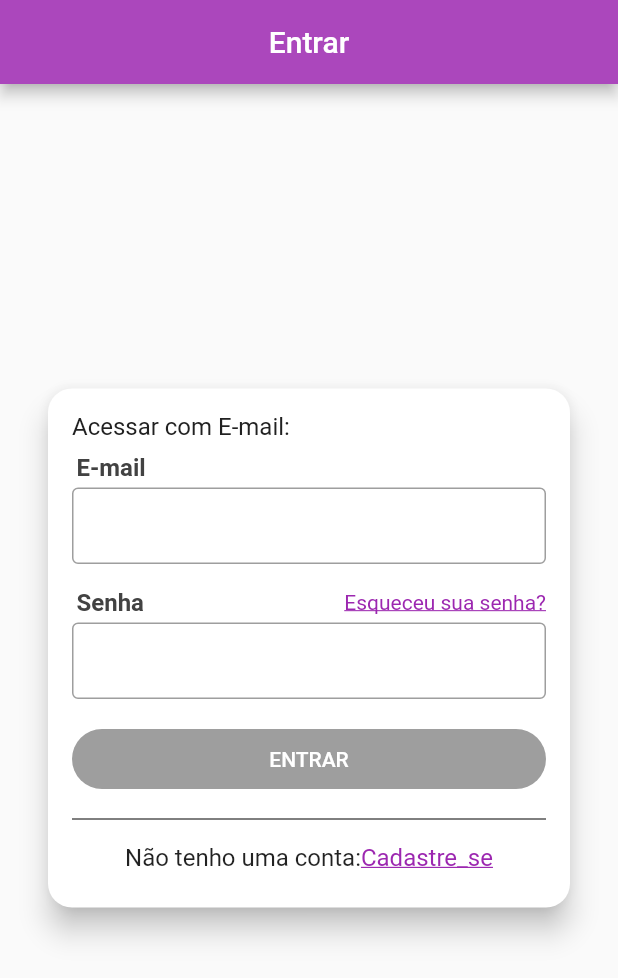
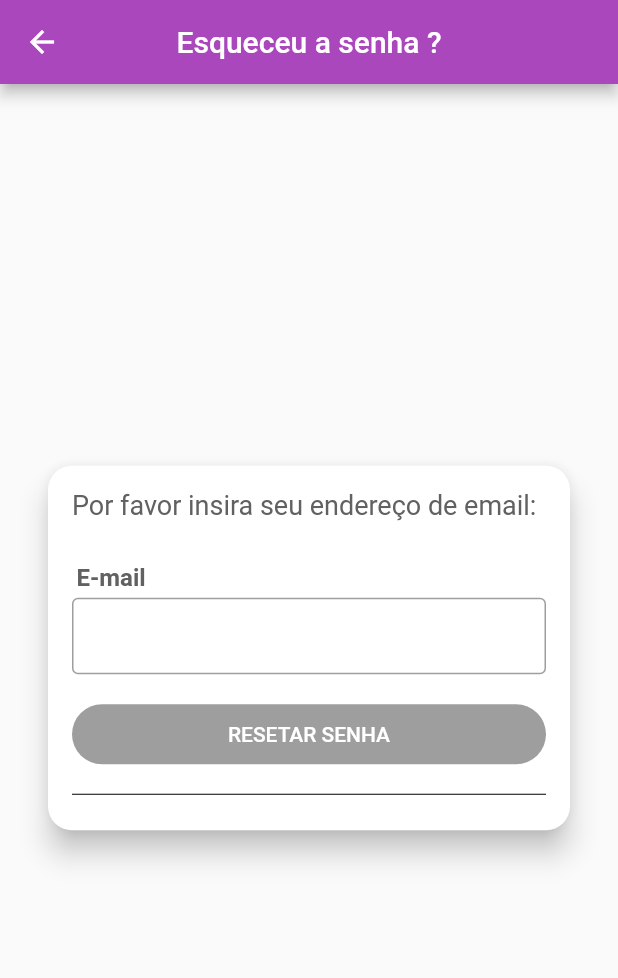
Before and after one commit to jodaias/Avatende-mobx, a Flutter app: the screen it shows after launch, after a tap on "Esqueceu sua senha?", on a phone screen of 412 x 824 dp. Shown: the top 978 px of the screen. Run offline on Flutter 3.47's test engine with Material 2 defaults, Android fonts, the phone set to English and light mode, and no system bars; our stand-ins replace brasil_fields, flutter_mobx, flutter_slidable, get_it, mobx, parse_server_sdk; accounts and stored records are empty; generated files the repository leaves out were written again.

Commit message:
implementação da tela forget password

```diff
--- /dev/null
+++ b/lib/pages/login/forget_password_page.dart
@@ -0,0 +1,141 @@
+import 'package:avatende/pages/login/login_page.dart';
+import 'package:avatende/pages/root/root_page.dart';
+import 'package:avatende/pages/stores/login_store.dart';
+import 'package:flutter/material.dart';
+import 'package:flutter_mobx/flutter_mobx.dart';
+import 'package:mobx/mobx.dart';
+
+class ForgetPasswordPage extends StatefulWidget {
+  @override
+  _ForgetPasswordPageState createState() => _ForgetPasswordPageState();
+}
+
+class _ForgetPasswordPageState extends State<ForgetPasswordPage> {
+  LoginStore loginStore = LoginStore();
+
+  ReactionDisposer disposer;
+
+  void _showDialogLinkNotSend() {
+    showDialog(
+        context: context,
+        builder: (_) => AlertDialog(
+              title: Text('Link não enviado'),
+              content: Text(
+                  'Infelizmente o email informado não existe em nossa base de dados!'),
+              actions: [
+                FlatButton(
+                  onPressed: Navigator.of(context).pop,
+                  child: Text('Ok'),
+                )
+              ],
+            ));
+  }
+
+  @override
+  void didChangeDependencies() {
+    super.didChangeDependencies();
+
+    disposer = reaction((_) => loginStore.loggedIn, (loggedIn) {
+      if (loggedIn) {
+        Navigator.of(context).pop();
+      } else {
+        _showDialogLinkNotSend();
+      }
+    });
+  }
+
+  @override
+  Widget build(BuildContext context) {
+    return Scaffold(
+      appBar: AppBar(
+        title: Text('Esqueceu a senha ?'),
+        centerTitle: true,
+      ),
+      body: Container(
+        alignment: Alignment.center,
+        child: SingleChildScrollView(
+          child: Padding(
+            padding: const EdgeInsets.only(bottom: 16),
+            child: Card(
+              shape: RoundedRectangleBorder(
+                borderRadius: BorderRadius.circular(16),
+              ),
+              elevation: 8,
+              margin: EdgeInsets.symmetric(horizontal: 32),
+              child: Padding(
+                padding: EdgeInsets.all(16),
+                child: Column(
+                  crossAxisAlignment: CrossAxisAlignment.stretch,
+                  mainAxisSize: MainAxisSize.min,
+                  children: [
+                    Text(
+                      'Por favor insira seu endereço de email:',
+                      style: TextStyle(
+                        fontSize: 18,
+                        color: Colors.grey[700],
+                      ),
+                    ),
+                    SizedBox(
+                      height: 20,
+                    ),
+                    Padding(
+                      padding: EdgeInsets.only(left: 3, bottom: 4, top: 8),
+                      child: Text(
+                        'E-mail',
+                        style: TextStyle(
+                          fontSize: 16,
+                          color: Colors.grey[700],
+                          fontWeight: FontWeight.w700,
+                        ),
+                      ),
+                    ),
+                    Observer(builder: (_) {
+                      return TextField(
+                        decoration: InputDecoration(
+                            border: OutlineInputBorder(),
+                            isDense: true,
+                            errorText: loginStore.emailError),
+                        onChanged: loginStore.setEmail,
+                        enabled: !loginStore.loading,
+                        keyboardType: TextInputType.emailAddress,
+                      );
+                    }),
+                    Container(
+                      margin: EdgeInsets.only(top: 20, bottom: 12),
+                      height: 40,
+                      child: Observer(builder: (_) {
+                        return RaisedButton(
+                          color: Colors.orange,
+                          child: loginStore.loading
+                              ? CircularProgressIndicator(
+                                  valueColor:
+                                      AlwaysStoppedAnimation(Colors.white),
+                                )
+                              : Text('RESETAR SENHA'),
+                          textColor: Colors.white,
+                          disabledColor: Colors.grey[500],
+                          elevation: 0,
+                          shape: RoundedRectangleBorder(
+                            borderRadius: BorderRadius.circular(20),
+                          ),
+                          onPressed: loginStore.resetPasswordPressed,
+                        );
+                      }),
+                    ),
+                    Divider(color: Colors.black),
+                  ],
+                ),
+              ),
+            ),
+          ),
+        ),
+      ),
+    );
+  }
+
+  @override
+  void dispose() {
+    disposer();
+    super.dispose();
+  }
+}
--- a/lib/pages/login/login_page.dart
+++ b/lib/pages/login/login_page.dart
@@ -1,3 +1,4 @@
+import 'package:avatende/pages/login/forget_password_page.dart';
 import 'package:avatende/pages/root/root_page.dart';
 import 'package:avatende/pages/stores/login_store.dart';
 import 'package:flutter/material.dart';
@@ -72,7 +73,7 @@ class _LoginPageState extends State<LoginPage> {
                         'Acessar com E-mail:',
                         style: TextStyle(
                           fontSize: 16,
-                          color: Colors.grey[900],
+                          color: Colors.grey[700],
                         ),
                       ),
                       Padding(
@@ -81,7 +82,7 @@ class _LoginPageState extends State<LoginPage> {
                           'E-mail',
                           style: TextStyle(
                             fontSize: 16,
-                            color: Colors.grey[800],
+                            color: Colors.grey[700],
                             fontWeight: FontWeight.w700,
                           ),
                         ),
@@ -108,7 +109,7 @@ class _LoginPageState extends State<LoginPage> {
                             Text(
                               'Senha',
                               style: TextStyle(
-                                color: Colors.grey[800],
+                                color: Colors.grey[700],
                                 fontSize: 16,
                                 fontWeight: FontWeight.w700,
                               ),
@@ -121,7 +122,12 @@ class _LoginPageState extends State<LoginPage> {
                                   color: Colors.purple,
                                 ),
                               ),
-                              onTap: () {},
+                              onTap: () {
+                                Navigator.push(
+                                    context,
+                                    MaterialPageRoute(
+                                        builder: (_) => ForgetPasswordPage()));
+                              },
                             )
                           ],
                         ),
@@ -169,8 +175,7 @@ class _LoginPageState extends State<LoginPage> {
                             Text(
                               'Não tenho uma conta:',
                               style: TextStyle(
-                                fontSize: 16,
-                              ),
+                                  fontSize: 16, color: Colors.grey[700]),
                             ),
                             GestureDetector(
                               onTap: _showdialog,
@@ -178,7 +183,7 @@ class _LoginPageState extends State<LoginPage> {
                                 'Cadastre_se',
                                 style: TextStyle(
                                   decoration: TextDecoration.underline,
-                                  color: Colors.purple,
+                                  color: Colors.purple[600],
                                   fontSize: 16,
                                 ),
                               ),
@@ -204,7 +209,7 @@ class _LoginPageState extends State<LoginPage> {
             title: Text(
               'Deseja abrir uma conta?',
               style: TextStyle(
-                color: Colors.purple[400],
+                color: Colors.grey[900],
                 fontWeight: FontWeight.bold,
               ),
             ),
@@ -214,7 +219,7 @@ class _LoginPageState extends State<LoginPage> {
                   '3- Empresa para teste:\n\n -> Email: empresa@empresa.com\n -> Senha: empresa@123\n\n' +
                   '4- Atendente para teste:\n\n -> Email: atendente@atendente.com \n -> Senha: atendente@123',
               style: TextStyle(
-                color: Colors.purple[400],
+                color: Colors.grey[700],
                 fontWeight: FontWeight.w700,
               ),
             ),
@@ -224,7 +229,7 @@ class _LoginPageState extends State<LoginPage> {
                   child: Text(
                     'Ok',
                     style: TextStyle(
-                      color: Colors.purple[400],
+                      color: Colors.purple[600],
                     ),
                     textAlign: TextAlign.center,
                   ),
```
Also changed, not shown: lib/pages/about/about_page.dart (+6 -6 lines), lib/pages/stores/login_store.dart (+16 -0 lines).
